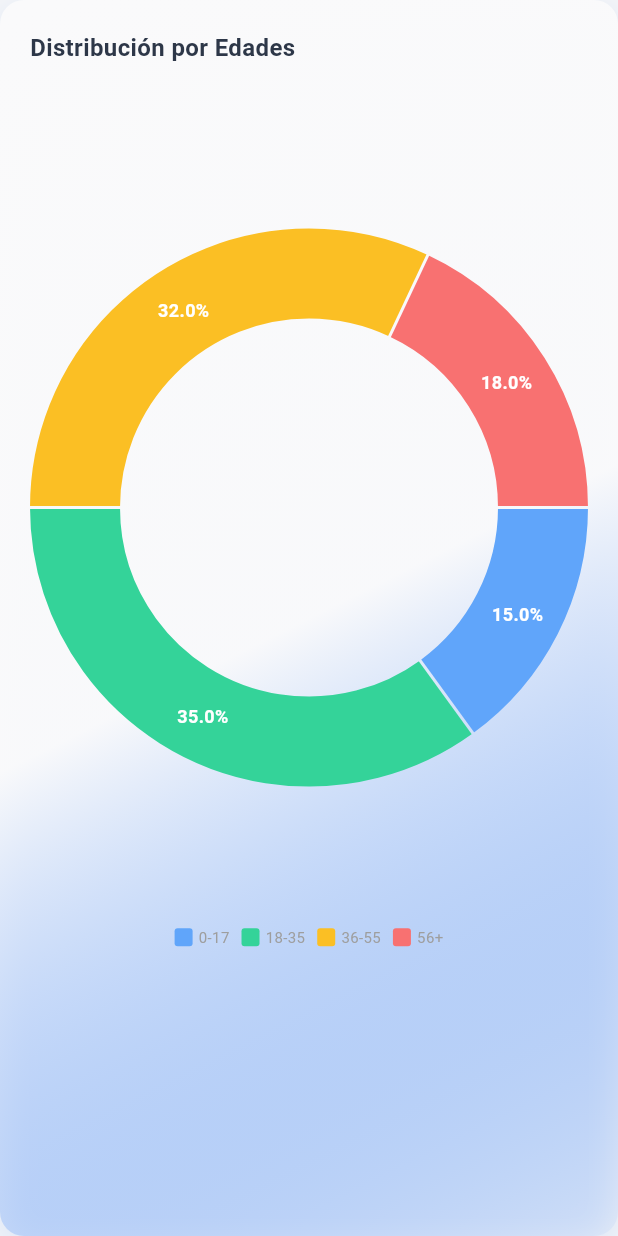
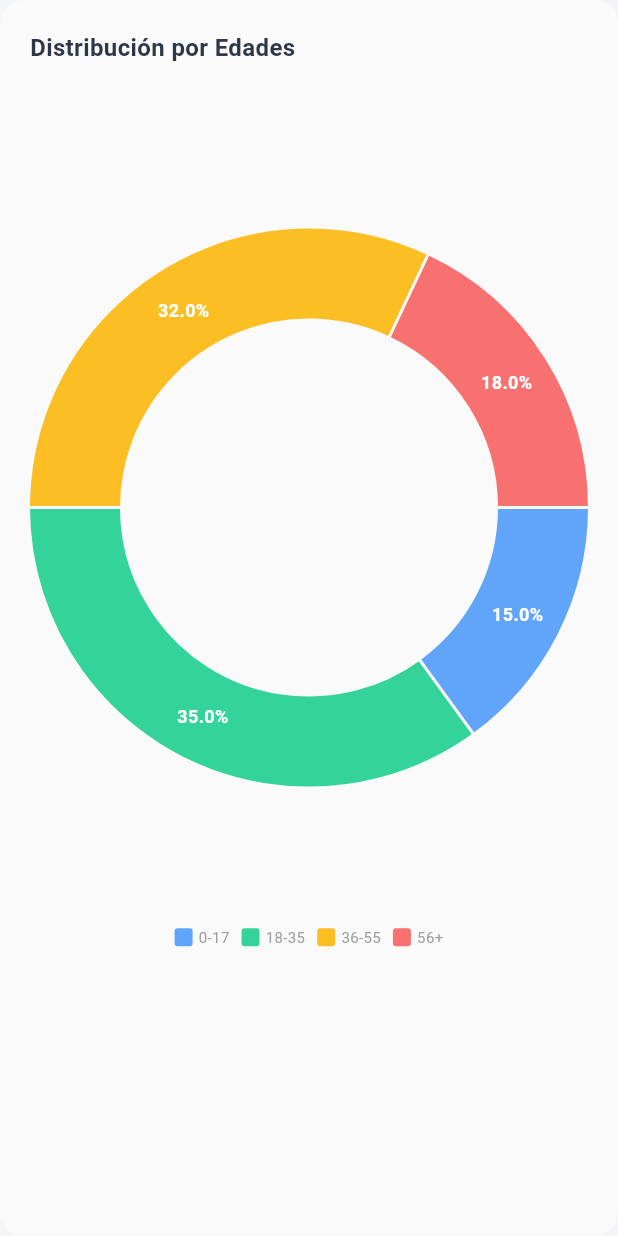
Before and after one commit to benjamon19/Software_desktop_GestsAsocia, a Flutter app: the StaticChartCard widget shown alone on an empty page, opened directly, on a phone screen of 412 x 824 dp. Run offline on Flutter 3.47's test engine with Material 3 defaults, Android fonts, the phone set to English and light mode, and no system bars; drawn by our look-alikes of fl_chart; our stand-ins replace cloud_firestore, firebase_auth, firebase_core, get, shared_preferences; missing offline and left inert: window_manager; accounts and stored records are empty.

Commit message:
v0.9.3 - Path
Cambios menores en los gráficos

```diff
--- a/lib/widgets/dashboard/content/cards/next_appointments_card.dart
+++ b/lib/widgets/dashboard/content/cards/next_appointments_card.dart
@@ -150,7 +150,7 @@ class NextAppointmentsCard extends StatelessWidget {
         crossAxisAlignment: CrossAxisAlignment.start,
         children: [
           // Hora
-          Container(
+          SizedBox(
             width: 45,
             child: Text(
               appointment.time,
--- a/lib/widgets/dashboard/content/cards/treatment_alert_card.dart
+++ b/lib/widgets/dashboard/content/cards/treatment_alert_card.dart
@@ -120,7 +120,7 @@ class TreatmentAlertCard extends StatelessWidget {
         crossAxisAlignment: CrossAxisAlignment.start,
         children: [
           // Días
-          Container(
+          SizedBox(
             width: 25,
             child: Text(
               '${alert.daysOverdue}d',
--- a/lib/widgets/dashboard/content/charts_grid_section.dart
+++ b/lib/widgets/dashboard/content/charts_grid_section.dart
@@ -641,21 +641,11 @@ class StaticChartCard extends StatelessWidget {
           colors: isHero ? [
             AppTheme.getSurfaceColor(context),
             AppTheme.getSurfaceColor(context).withValues(alpha: 0.95),
-            const Color(0xFF3B82F6).withValues(alpha: 0.05),
           ] : [
             AppTheme.getSurfaceColor(context),
             AppTheme.getSurfaceColor(context).withValues(alpha: 0.9),
           ],
         ),
-        boxShadow: [
-          BoxShadow(
-            color: isHero
-                ? const Color(0xFF3B82F6).withValues(alpha: 0.15)
-                : Colors.grey.withValues(alpha: 0.1),
-            blurRadius: isHero ? 20 : 10,
-            offset: Offset(0, isHero ? 8 : 4),
-          ),
-        ],
       ),
       child: Padding(
         padding: EdgeInsets.all(isHero ? 20 : 12),
```
